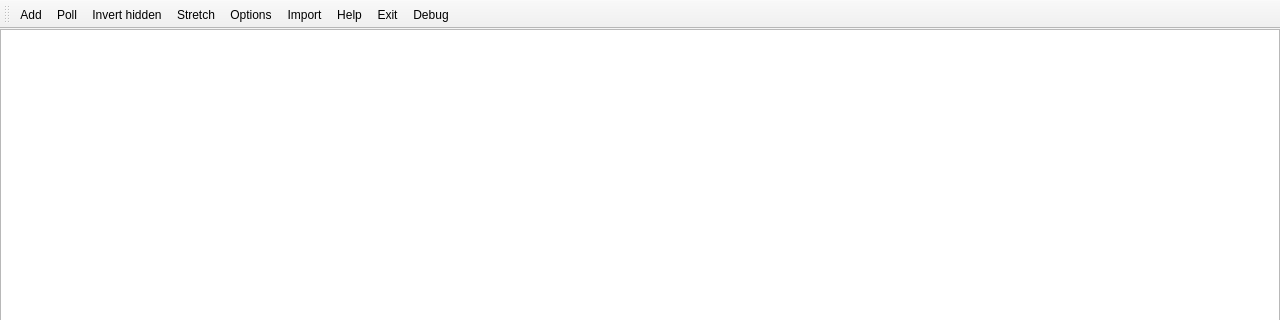
kik4444/simple-process-tracker, file src/core/mainwindow.ui: the form before one commit; both pictures show x 0 to 1280 and y 0 to 320 of the 1280 by 720 pixel window.
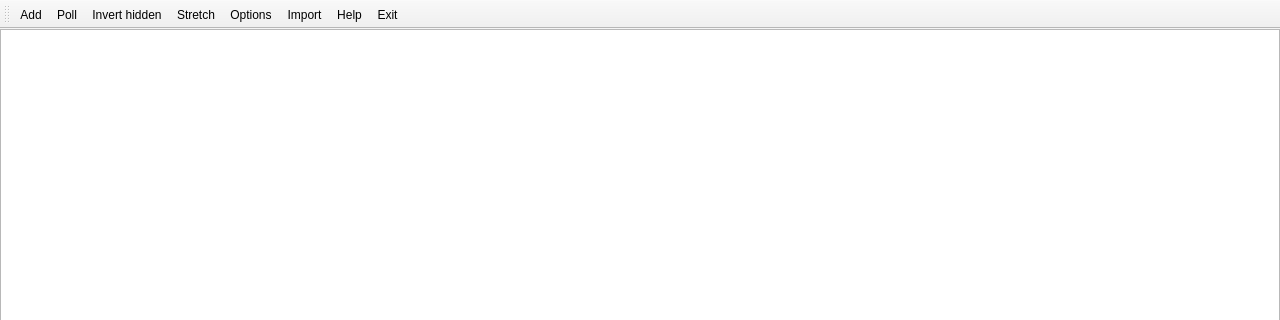
The form after the commit. Icons and pictures are not drawn.

Commit message: Added action to import processes

```diff
--- a/src/core/mainwindow.ui
+++ b/src/core/mainwindow.ui
@@ -83,7 +83,6 @@
    <addaction name="actionImport"/>
    <addaction name="actionHelp"/>
    <addaction name="actionExit"/>
-   <addaction name="actionDebug"/>
   </widget>
   <widget class="QStatusBar" name="statusbar"/>
   <action name="actionAdd">
@@ -144,11 +143,6 @@
     <string>Read the about section of Simple Process Tracker</string>
    </property>
   </action>
-  <action name="actionDebug">
-   <property name="text">
-    <string>Debug</string>
-   </property>
-  </action>
   <action name="actionStretch">
    <property name="icon">
     <iconset resource="../resources.qrc">
```
The commit also changes 2 other files.
